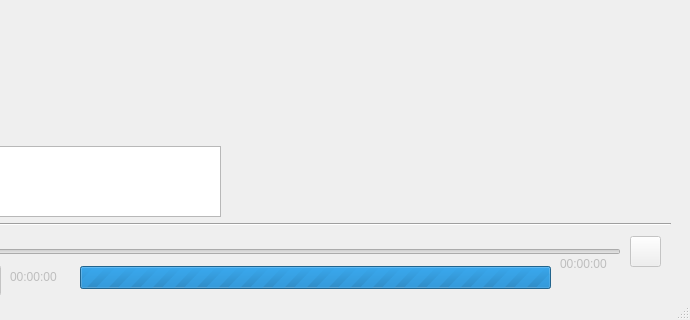
Above: main.ui from CorraMatte/canbus_sniffer_gui before the change; both pictures show x 270 to 960 and y 273 to 593 of the 960 by 593 pixel window. Below: the same form after it.
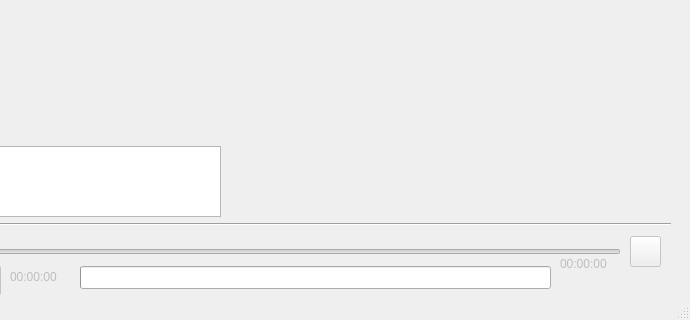
That is the form after the change. Icons and pictures are not drawn.

```diff
--- a/main.ui
+++ b/main.ui
@@ -260,7 +260,7 @@
      </rect>
     </property>
     <property name="maximum">
-     <number>0</number>
+     <number>100</number>
     </property>
     <property name="value">
      <number>-1</number>
```
